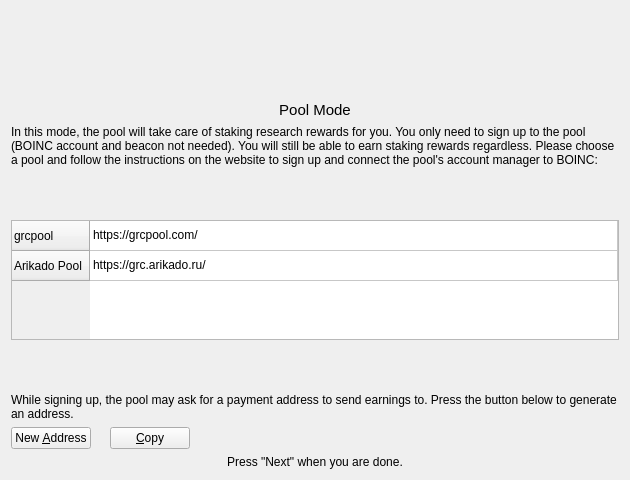
Qt form src/qt/forms/researcherwizardpoolpage.ui (gridcoin-community/Gridcoin-Research) before a commit.
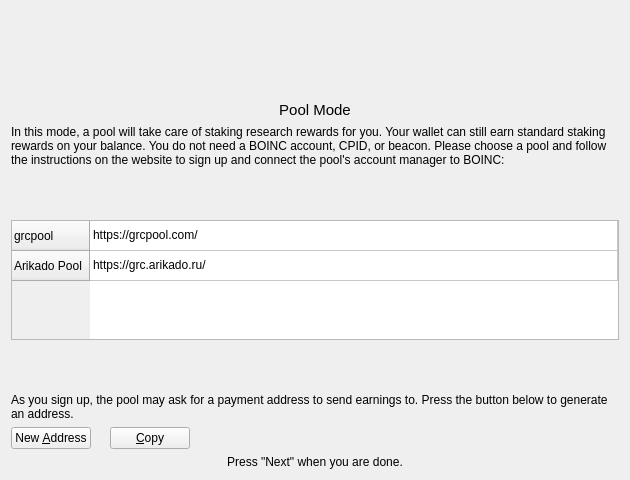
The same form after that commit. Icons and pictures are not drawn.

Diff of the .ui file:
```diff
--- a/src/qt/forms/researcherwizardpoolpage.ui
+++ b/src/qt/forms/researcherwizardpoolpage.ui
@@ -91,7 +91,7 @@
    <item alignment="Qt::AlignVCenter">
     <widget class="QLabel" name="poolParagraphLabel">
      <property name="text">
-      <string>In this mode, the pool will take care of staking research rewards for you. You only need to sign up to the pool (BOINC account and beacon not needed). You will still be able to earn staking rewards regardless. Please choose a pool and follow the instructions on the website to sign up and connect the pool's account manager to BOINC:</string>
+      <string>In this mode, a pool will take care of staking research rewards for you. Your wallet can still earn standard staking rewards on your balance. You do not need a BOINC account, CPID, or beacon. Please choose a pool and follow the instructions on the website to sign up and connect the pool's account manager to BOINC:</string>
      </property>
      <property name="alignment">
       <set>Qt::AlignLeading|Qt::AlignLeft|Qt::AlignVCenter</set>
@@ -186,7 +186,7 @@
    <item>
     <widget class="QLabel" name="addressParagraphLabel">
      <property name="text">
-      <string>While signing up, the pool may ask for a payment address to send earnings to. Press the button below to generate an address.</string>
+      <string>As you sign up, the pool may ask for a payment address to send earnings to. Press the button below to generate an address.</string>
      </property>
      <property name="wordWrap">
       <bool>true</bool>
```
